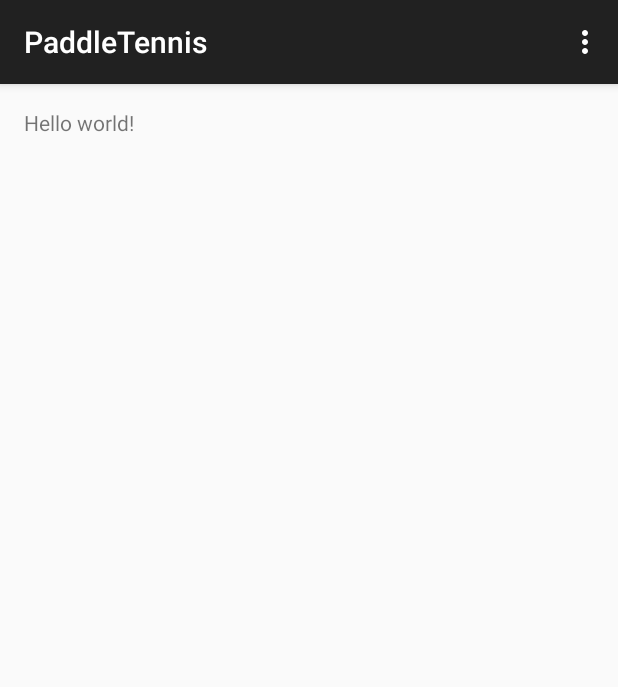
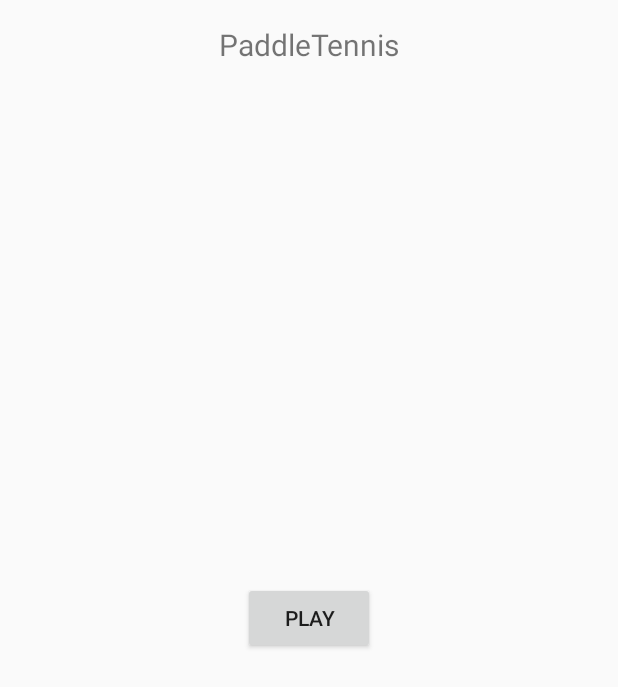
Before and after one commit to rogerbassons/PaddleTennisAndroid, an Android app: the screen it shows after launch (MenuActivity), on a phone screen of 412 x 824 dp. Shown: the top 687 px of the screen. Run offline under Robolectric (Android 15) with nearby library versions, the phone set to English and light mode, and no system bars.

Commit message:
Working Basic Menu
When the app is launched it shows a simple button. By pressing the button
the game starts

```diff
--- a/app/src/main/java/com/rogerbassonsrenart/paddletennis/MenuActivity.java
+++ b/app/src/main/java/com/rogerbassonsrenart/paddletennis/MenuActivity.java
@@ -1,12 +1,11 @@
 package com.rogerbassonsrenart.paddletennis;
 
-import android.support.v7.app.ActionBarActivity;
+import android.app.Activity;
+import android.content.Intent;
 import android.os.Bundle;
-import android.view.Menu;
-import android.view.MenuItem;
+import android.view.View;
 
-
-public class MenuActivity extends ActionBarActivity {
+public class MenuActivity extends Activity {
 
     @Override
     protected void onCreate(Bundle savedInstanceState) {
@@ -14,25 +13,8 @@ public class MenuActivity extends ActionBarActivity {
         setContentView(R.layout.activity_menu);
     }
 
-    @Override
-    public boolean onCreateOptionsMenu(Menu menu) {
-        // Inflate the menu; this adds items to the action bar if it is present.
-        getMenuInflater().inflate(R.menu.menu_menu, menu);
-        return true;
-    }
-
-    @Override
-    public boolean onOptionsItemSelected(MenuItem item) {
-        // Handle action bar item clicks here. The action bar will
-        // automatically handle clicks on the Home/Up button, so long
-        // as you specify a parent activity in AndroidManifest.xml.
-        int id = item.getItemId();
-
-        //noinspection SimplifiableIfStatement
-        if (id == R.id.action_settings) {
-            return true;
-        }
-
-        return super.onOptionsItemSelected(item);
+    public void startGame(View view) {
+        Intent intent = new Intent(this, GameActivity.class);
+        startActivity(intent);
     }
 }
--- a/app/src/main/res/layout/activity_menu.xml
+++ b/app/src/main/res/layout/activity_menu.xml
@@ -6,7 +6,18 @@
     android:paddingBottom="@dimen/activity_vertical_margin"
     tools:context="com.rogerbassonsrenart.paddletennis.MenuActivity">
 
-    <TextView android:text="@string/hello_world" android:layout_width="wrap_content"
-        android:layout_height="wrap_content" />
+    <TextView android:text="@string/game_title" android:layout_width="fill_parent"
+        android:layout_height="fill_parent"
+        android:gravity="center_horizontal"
+        android:textSize="@dimen/abc_text_size_title_material" />
+
+    <Button
+        android:layout_width="wrap_content"
+        android:layout_height="wrap_content"
+        android:text="Play"
+        android:id="@+id/start_game"
+        android:layout_centerVertical="true"
+        android:layout_centerHorizontal="true"
+        android:onClick="startGame" />
 
 </RelativeLayout>
--- a/app/src/main/res/values/strings.xml
+++ b/app/src/main/res/values/strings.xml
@@ -1,7 +1,7 @@
 <resources>
     <string name="app_name">PaddleTennis</string>
 
-    <string name="hello_world">Hello world!</string>
+    <string name="game_title">PaddleTennis</string>
     <string name="action_settings">Settings</string>
     <string name="title_activity_menu">PaddleTennis</string>
 </resources>
```
